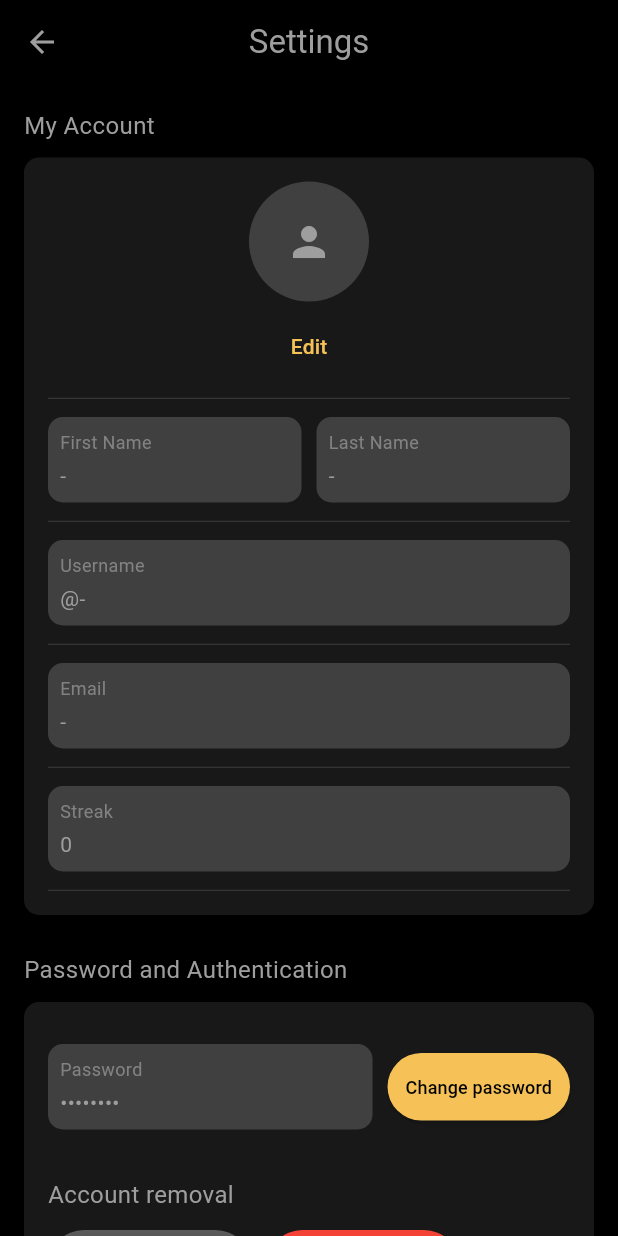
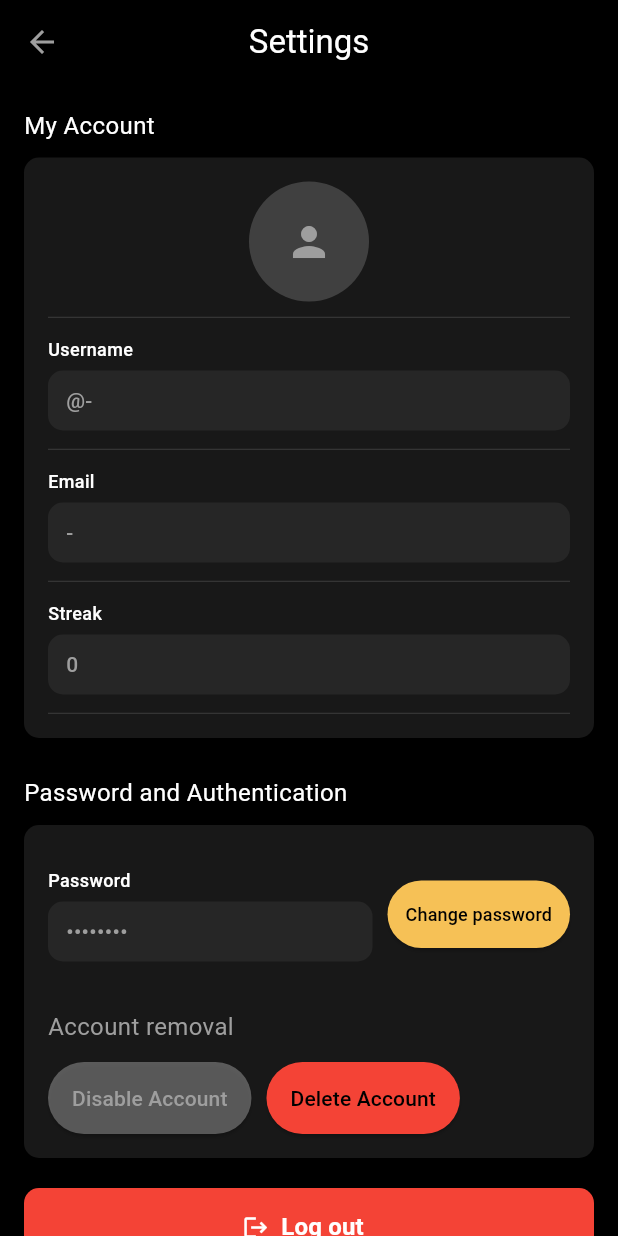
Before and after one commit to GDGVIT/lc-leaderboard-app, a Flutter app: the SettingsPage screen opened directly, on a phone screen of 412 x 824 dp. Run offline on Flutter 3.47's test engine with Material 3 defaults, Android fonts, the phone set to English and light mode, and no system bars; our stand-ins replace dio, go_router, retrofit, shared_preferences; missing offline and left inert: pixelarticons; accounts and stored records are empty; generated files the repository leaves out were written again; Roboto replaces fonts that are missing (PixelifySans).

Commit message:
feat: settings page integration complete

```diff
--- a/leaderboard_app/lib/pages/settings_page.dart
+++ b/leaderboard_app/lib/pages/settings_page.dart
@@ -24,7 +24,7 @@ class SettingsPage extends StatelessWidget {
     return Scaffold(
       backgroundColor: colors.surface,
       appBar: AppBar(
-        title: const Text('Settings'),
+        title: const Text('Settings', style: TextStyle(color: Colors.white),),
         centerTitle: true,
         backgroundColor: colors.surface,
         elevation: 0,
@@ -37,16 +37,14 @@ class SettingsPage extends StatelessWidget {
           // ====== Personal Details ======
           Text(
             'My Account',
-            style: TextStyle(color: colors.primary, fontSize: 16),
+            style: TextStyle(color: Colors.white, fontSize: 16),
           ),
           const SizedBox(height: 10),
 
           Consumer<UserProvider>(
             builder: (context, user, _) {
+              // We no longer display separate first/last name fields – just show the full username.
               final name = (user.name).trim();
-              final parts = name.split(RegExp(r"\s+"));
-              final firstName = parts.isNotEmpty && parts.first.isNotEmpty ? parts.first : '-';
-              final lastName = parts.length > 1 ? parts.sublist(1).join(' ') : '';
               final username = name.isNotEmpty ? name : '-';
               final email = (user.email).isNotEmpty ? user.email : '-';
               final streak = user.streak;
@@ -61,9 +59,7 @@ class SettingsPage extends StatelessWidget {
               crossAxisAlignment: CrossAxisAlignment.start,
               children: [
                 Center(
-                  child: Column(
-                    children: [
-                      CircleAvatar(
+                  child: CircleAvatar(
                     radius: 40,
                     backgroundColor: colors.tertiary.withOpacity(0.3),
                     child: Icon(
@@ -71,16 +67,6 @@ class SettingsPage extends StatelessWidget {
                       size: 32,
                       color: colors.primary,
                     ),
-                      ),
-                      const SizedBox(height: 6),
-                      TextButton(
-                        onPressed: () {},
-                        child: Text(
-                          "Edit",
-                          style: TextStyle(color: colors.secondary),
-                        ),
-                      ),
-                    ],
                   ),
                 ),
                 const SizedBox(height: 10),
@@ -91,19 +77,7 @@ class SettingsPage extends StatelessWidget {
                   color: colors.primary.withOpacity(0.3),
                 ),
 
-                // First & Last Name side-by-side
-                Row(
-                  children: [
-                    Expanded(child: _buildDisplayTile('First Name', firstName, colors)),
-                    const SizedBox(width: 10),
-                    Expanded(child: _buildDisplayTile('Last Name', lastName.isEmpty ? '-' : lastName, colors)),
-                  ],
-                ),
-                Divider(
-                  height: 1,
-                  thickness: 0.6,
-                  color: colors.primary.withOpacity(0.3),
-                ),
+                // Username
                 _buildDisplayTile('Username', '@$username', colors),
                 Divider(
                   height: 1,
@@ -133,7 +107,7 @@ class SettingsPage extends StatelessWidget {
           // ====== Container 2 ======
           Text(
             'Password and Authentication',
-            style: TextStyle(color: colors.primary, fontSize: 16),
+            style: TextStyle(color: Colors.white, fontSize: 16),
           ),
           const SizedBox(height: 10),
           Container(
@@ -148,7 +122,9 @@ class SettingsPage extends StatelessWidget {
                   children: [
                     Expanded(child: _buildDisplayTile('Password', '••••••••', colors)),
                     const SizedBox(width: 10),
-                    ElevatedButton(
+                    Align(
+                      alignment: Alignment.bottomCenter,
+                      child: ElevatedButton(
                         onPressed: () {},
                         style: ElevatedButton.styleFrom(
                           backgroundColor: colors.secondary,
@@ -161,6 +137,7 @@ class SettingsPage extends StatelessWidget {
                         child: const Text(
                           'Change password',
                           style: TextStyle(fontSize: 12),
+                        ),
                       ),
                     ),
                   ],
@@ -238,31 +215,31 @@ class SettingsPage extends StatelessWidget {
     );
   }
 
-  // Non-editable display tile
+  // Label outside, grey pill only around value
   Widget _buildDisplayTile(String title, String value, ColorScheme colors) {
     return Padding(
       padding: const EdgeInsets.symmetric(vertical: 12),
-      child: Container(
-        width: double.infinity,
-        padding: const EdgeInsets.all(8),
-        decoration: BoxDecoration(
-          color: colors.tertiary.withOpacity(0.3),
-          borderRadius: BorderRadius.circular(10),
-        ),
       child: Column(
         crossAxisAlignment: CrossAxisAlignment.start,
         children: [
           Text(
             title,
-              style: TextStyle(color: colors.primary.withOpacity(0.7), fontSize: 12),
+            style: TextStyle(color: colors.onSurface, fontSize: 12, fontWeight: FontWeight.w500),
           ),
-            const SizedBox(height: 4),
-            Text(
+          const SizedBox(height: 6),
+          Container(
+            width: double.infinity,
+            padding: const EdgeInsets.symmetric(horizontal: 12, vertical: 10),
+            decoration: BoxDecoration(
+              color: colors.tertiary.withOpacity(0.1),
+              borderRadius: BorderRadius.circular(10),
+            ),
+            child: Text(
               value,
-              style: TextStyle(color: colors.primary, fontSize: 14),
+              style: TextStyle(color: colors.primary, fontSize: 14, fontWeight: FontWeight.w500),
+            ),
           ),
         ],
-        ),
       ),
     );
   }
--- a/leaderboard_app/pubspec.yaml
+++ b/leaderboard_app/pubspec.yaml
@@ -14,6 +14,8 @@ dependencies:
   pixelarticons: ^0.4.0
   provider: ^6.1.5
   dio: ^5.6.0
+  retrofit: ^4.4.1
+  json_annotation: ^4.9.0
   go_router: ^14.2.7
   shared_preferences: ^2.3.2
   url_launcher: ^6.3.0
@@ -22,6 +24,9 @@ dev_dependencies:
   flutter_test:
     sdk: flutter
   flutter_lints: ^5.0.0
+  build_runner: ^2.4.13
+  retrofit_generator: ^9.1.5
+  json_serializable: ^6.8.0
 
 flutter:
   uses-material-design: true
```
Also changed, not shown: leaderboard_app/lib/models/api_wrappers.dart (added, +267 -0 lines), leaderboard_app/lib/models/group_models.dart (+33 -0 lines), leaderboard_app/lib/models/models.dart (added, +8 -0 lines), leaderboard_app/lib/models/verification_models.dart (added, +43 -0 lines), leaderboard_app/lib/services/core/dio_provider.dart (added, +104 -0 lines), leaderboard_app/lib/services/core/rest_client.dart (added, +28 -0 lines), leaderboard_app/lib/services/core/rest_client.g.dart (added), leaderboard_app/pubspec.lock, 1 other file. Lines whose indentation alone changed are shown as unchanged.
